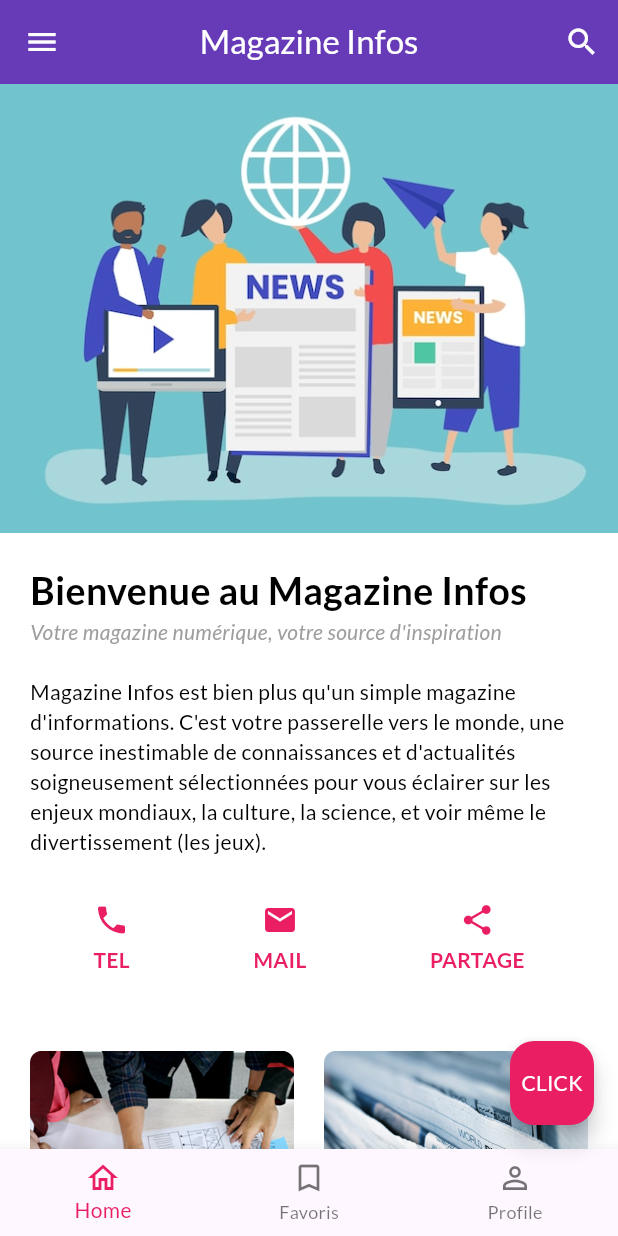
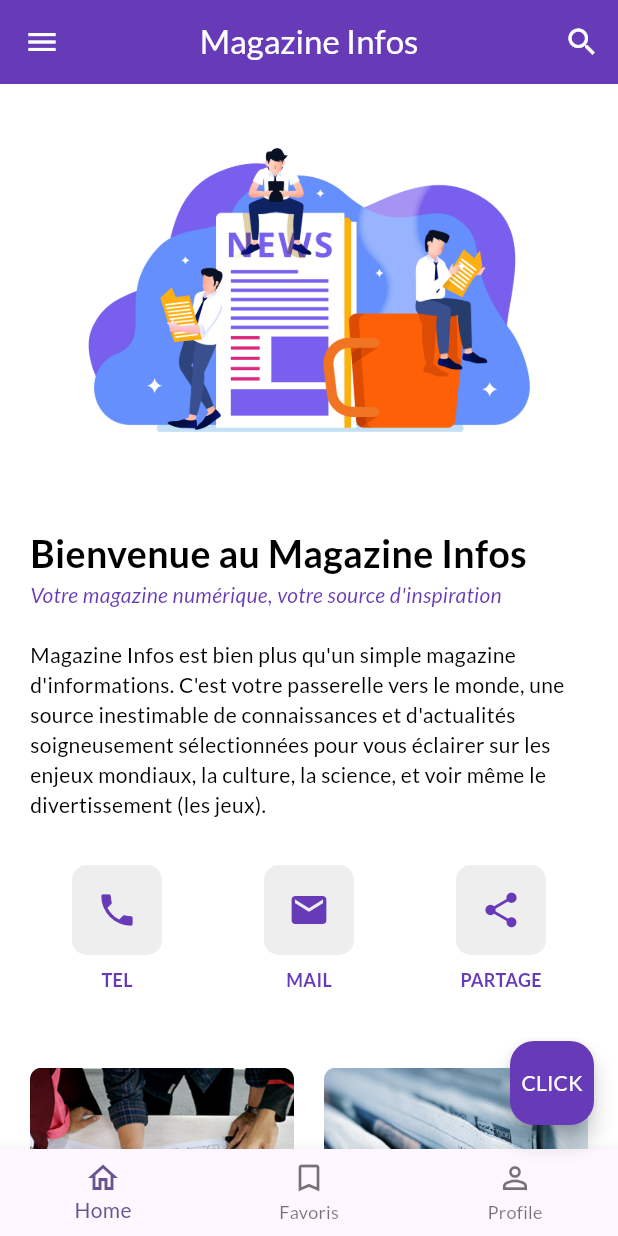
Before and after one commit to Paridel/ActiviteSemaine4, a Flutter app: the screen it shows after launch, on a phone screen of 412 x 824 dp. Run offline on Flutter 3.47's test engine with Material 3 defaults, Android fonts, the phone set to English and light mode, and no system bars; our stand-ins replace share_plus.

Commit message:
Update 21/08/2025 14h06

```diff
--- a/lib/main.dart
+++ b/lib/main.dart
@@ -1,4 +1,7 @@
 import 'package:flutter/material.dart';
+import 'package:flutter/services.dart';
+import 'package:url_launcher/url_launcher.dart';
+import 'package:share_plus/share_plus.dart';
 
 void main() {
   runApp(const MonAppli());
@@ -31,9 +34,7 @@ class PageAccueil extends StatelessWidget {
         backgroundColor: Colors.deepPurple,
         title: const Text(
           'Magazine Infos',
-          style: TextStyle(
-              color: Colors.white
-          ),
+          style: TextStyle(color: Colors.white),
         ),
         centerTitle: true,
         leading: Builder(
@@ -123,19 +124,28 @@ class PageAccueil extends StatelessWidget {
       ),
       bottomNavigationBar: BottomNavigationBar(
         items: const <BottomNavigationBarItem>[
-          BottomNavigationBarItem(icon: Icon(Icons.home_outlined), label: 'Home'),
-          BottomNavigationBarItem(icon: Icon(Icons.bookmark_border), label: 'Favoris'),
-          BottomNavigationBarItem(icon: Icon(Icons.person_outline), label: 'Profile'),
+          BottomNavigationBarItem(
+            icon: Icon(Icons.home_outlined),
+            label: 'Home',
+          ),
+          BottomNavigationBarItem(
+            icon: Icon(Icons.bookmark_border),
+            label: 'Favoris',
+          ),
+          BottomNavigationBarItem(
+            icon: Icon(Icons.person_outline),
+            label: 'Profile',
+          ),
         ],
-        selectedItemColor: Colors.pink,
       ),
       body: SingleChildScrollView(
         child: Column(
           crossAxisAlignment: CrossAxisAlignment.start,
           children: [
             Image.asset(
-              'assets/images/news.jpg',
-              width: 800, fit: BoxFit.cover,
+              'assets/images/bestnews.jpg',
+              width: 800,
+              fit: BoxFit.cover,
             ),
             PartieTitre(),
             PartieTexte(),
@@ -144,8 +154,7 @@ class PageAccueil extends StatelessWidget {
           ],
         ),
       ),
-      floatingActionButton:
-      FloatingActionButton(
+      floatingActionButton: FloatingActionButton(
         onPressed: () {
           showDialog(
             context: context,
@@ -168,11 +177,11 @@ class PageAccueil extends StatelessWidget {
                   ),
                 ],
               );
-                }
+            },
           );
         },
-          backgroundColor: Colors.pink,
-          child: const Text('CLICK', style: TextStyle(color: Colors.white),),
+        backgroundColor: Colors.deepPurple,
+        child: const Text('CLICK', style: TextStyle(color: Colors.white)),
       ),
     );
   }
@@ -191,20 +200,29 @@ class PartieTitre extends StatelessWidget {
         children: [
           Text(
             "Bienvenue au Magazine Infos ",
-                style: TextStyle(fontSize: 25, fontWeight: FontWeight.w800, color: Colors.black)
+            style: TextStyle(
+              fontSize: 25,
+              fontWeight: FontWeight.w800,
+              color: Colors.black,
+            ),
           ),
           Text(
             "Votre magazine numérique, votre source d'inspiration",
-                style: TextStyle(fontSize: 14, color: Colors.grey, fontStyle: FontStyle.italic)
+            style: TextStyle(
+              fontSize: 14,
+              color: Colors.deepPurple,
+              fontStyle: FontStyle.italic,
+            ),
           ),
         ],
-        )
+      ),
     );
   }
 }
 
 class PartieTexte extends StatelessWidget {
   const PartieTexte({super.key});
+
   @override
   Widget build(BuildContext context) {
     return Container(
@@ -212,13 +230,15 @@ class PartieTexte extends StatelessWidget {
       child: Column(
         crossAxisAlignment: CrossAxisAlignment.start,
         children: [
-            Text("Magazine Infos est bien plus qu'un simple magazine d'informations. "
+          Text(
+            "Magazine Infos est bien plus qu'un simple magazine d'informations. "
             "C'est votre passerelle vers le monde, une source inestimable de "
             "connaissances et d'actualités soigneusement sélectionnées pour vous éclairer sur "
             "les enjeux mondiaux, la culture, la science, et voir même le divertissement (les jeux).",
-                style: TextStyle(color: Colors.black)),
+            style: TextStyle(color: Colors.black),
+          ),
         ],
-        )
+      ),
     );
   }
 }
@@ -233,40 +253,94 @@ class PartieIcone extends StatelessWidget {
       child: Row(
         mainAxisAlignment: MainAxisAlignment.spaceEvenly,
         children: [
-          Container(
+          _buildIconButton(
+            icon: Icons.phone,
+            label: "TEL",
+            onTap: () async {
+              final Uri phoneUri = Uri(scheme: 'tel', path: '+242069510362');
+              if (await canLaunchUrl(phoneUri)) {
+                await launchUrl(phoneUri);
+              } else {
+                print('Impossible d\'ouvrir le téléphone');
+              }
+            },
+          ),
+          _buildIconButton(
+            icon: Icons.mail,
+            label: "MAIL",
+            onTap: () async {
+              final Uri emailUri = Uri(
+                scheme: 'mailto',
+                path: 'paridel.makouala@gmail.com',
+                queryParameters: {'subject': 'Contact depuis l\'application'},
+              );
+              if (await canLaunchUrl(emailUri)) {
+                await launchUrl(emailUri);
+              }
+            },
+          ),
+          _buildIconButton(
+            icon: Icons.share,
+            label: "PARTAGE",
+            onTap: () {
+              Share.share(
+                'Découvrez la formation en développement mobile de DCLIC https://dclic.francophonie.org/',
+                subject: 'Partage depuis l\'app Magazine Infos',
+              );
+            },
+          ),
+        ],
+      ),
+    );
+  }
+
+  Widget _buildIconButton({
+    required IconData icon,
+    required String label,
+    required VoidCallback onTap,
+  }) {
+    return InkWell(
+      onTap: () {
+        HapticFeedback.lightImpact();
+        onTap();
+      },
+      borderRadius: BorderRadius.circular(8),
+      splashColor: Colors.pink.withOpacity(0.0),
+      highlightColor: Colors.pink.withOpacity(0.0),
+      child: AnimatedContainer(
+        duration: const Duration(milliseconds: 150),
         padding: const EdgeInsets.all(20),
         child: Column(
+          mainAxisSize: MainAxisSize.min,
           children: [
-                Icon(Icons.phone, color: Colors.pink,),
-                SizedBox(height: 5),
-                Text("tel".toUpperCase(), style: TextStyle(color: Colors.pink, fontWeight: FontWeight.bold)),
-                SizedBox(height: 10),
+            Container(
+              padding: const EdgeInsets.all(16),
+              decoration: BoxDecoration(
+                color: Colors.grey[200],
+                borderRadius: BorderRadius.circular(10),
+                boxShadow: [
+                  BoxShadow(
+                    color: Colors.grey.withOpacity(0.0),
+                    spreadRadius: 1,
+                    blurRadius: 3,
+                    offset: const Offset(0, 2),
+                  ),
                 ],
               ),
+              child: Icon(icon, color: Colors.deepPurple, size: 28),
             ),
-          Container(
-            padding: const EdgeInsets.all(20),
-            child: Column(
-              children: [
-                Icon(Icons.mail, color: Colors.pink),
-                SizedBox(height: 5),
-                Text("Mail".toUpperCase(), style: TextStyle(color: Colors.pink, fontWeight: FontWeight.bold)),
-                SizedBox(height: 10),
+            const SizedBox(height: 8),
+            Text(
+              label,
+              style: const TextStyle(
+                color: Colors.deepPurple,
+                fontWeight: FontWeight.bold,
+                fontSize: 12,
+              ),
+            ),
+            const SizedBox(height: 10),
           ],
         ),
-          ),
-          Container(
-            padding: const EdgeInsets.all(20),
-            child: Column(
-              children: [
-                Icon(Icons.share, color: Colors.pink),
-                SizedBox(height: 5),
-                Text("Partage".toUpperCase(), style: TextStyle(color: Colors.pink, fontWeight: FontWeight.bold)),
-                SizedBox(height: 10),
-              ],
-            ),
-          ),
-        ],
       ),
     );
   }
@@ -336,7 +410,7 @@ class PartieRubrique extends StatelessWidget {
             ],
           ),
         ],
-        )
+      ),
     );
   }
 }
--- a/pubspec.yaml
+++ b/pubspec.yaml
@@ -30,6 +30,8 @@ environment:
 dependencies:
   flutter:
     sdk: flutter
+  url_launcher: ^6.2.2
+  share_plus: ^7.2.2
 
   # The following adds the Cupertino Icons font to your application.
   # Use with the CupertinoIcons class for iOS style icons.
```
Also changed, not shown: assets/images/bestnews.jpg (added), pubspec.lock, 1 other file. Lines whose indentation alone changed are shown as unchanged.
